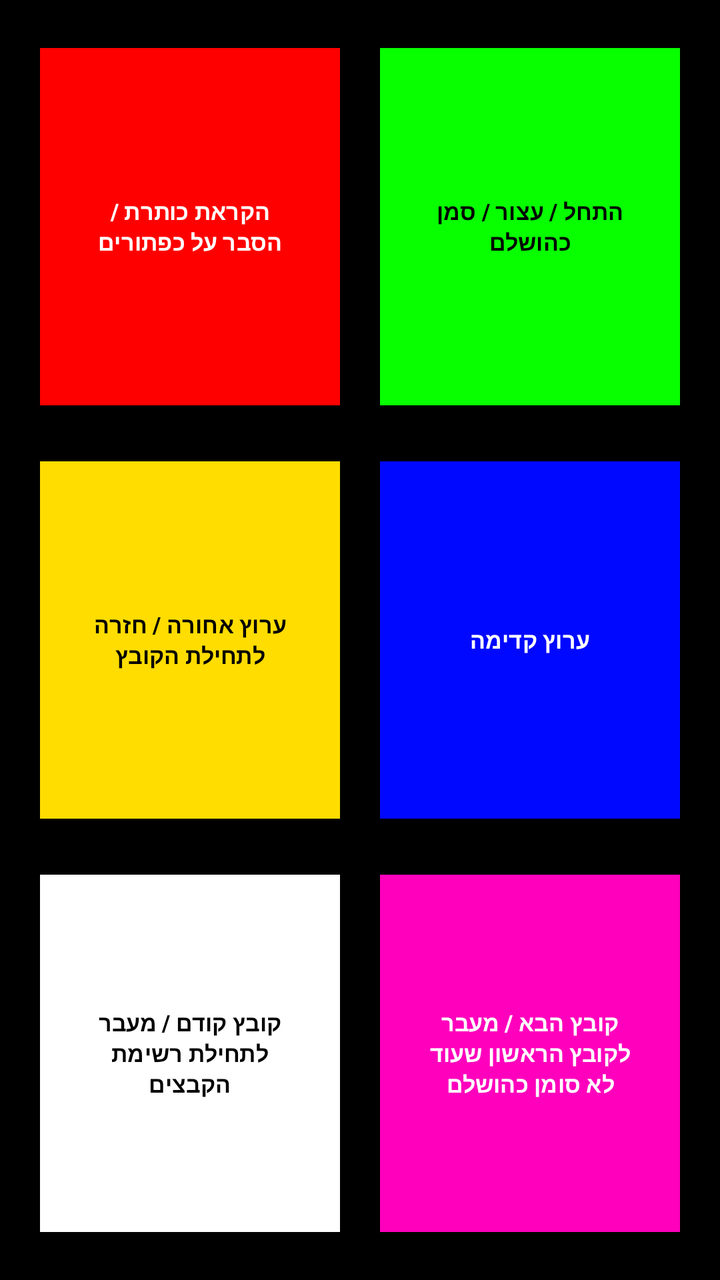
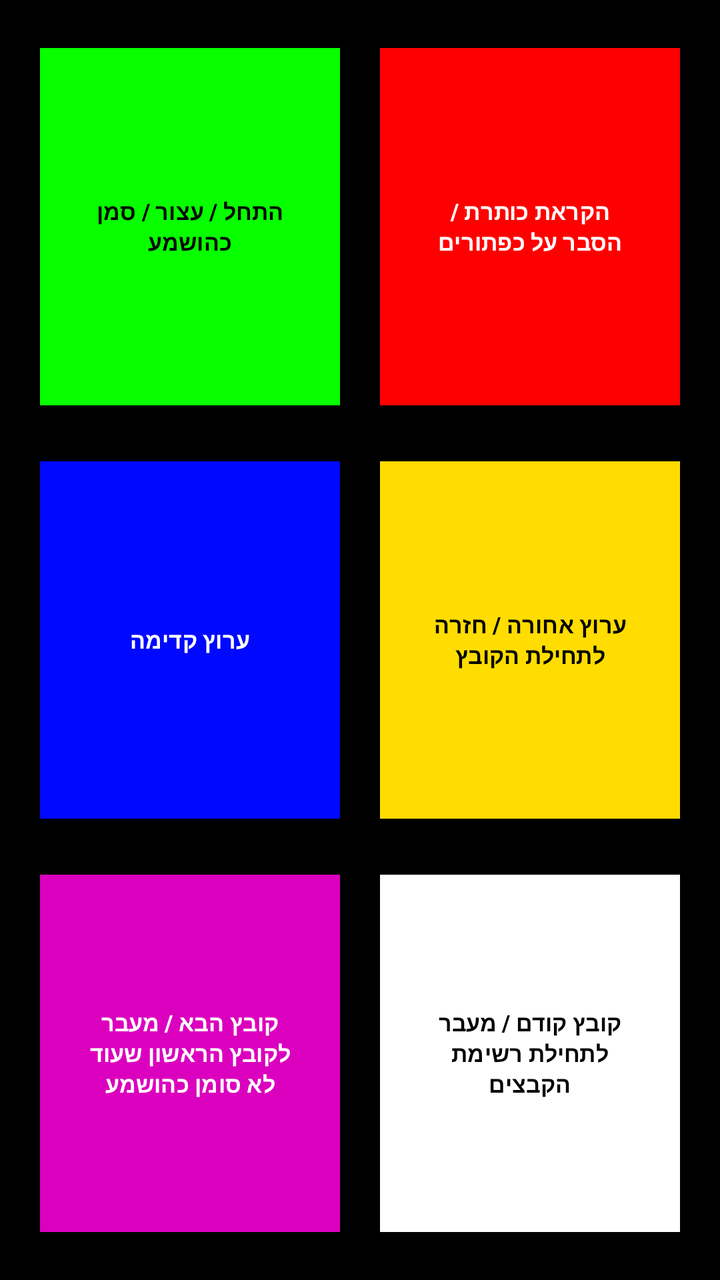

Two renders of the same Android screen: before a commit and after it. Below are the layout's source before the change and the commit's diff.
<!-- AndroidManifest.xml: application theme Theme.VIA -->
<!-- res/layout/activity_main.xml -->
<?xml version="1.0" encoding="utf-8"?>
<androidx.constraintlayout.widget.ConstraintLayout
    xmlns:android="http://schemas.android.com/apk/res/android"
    xmlns:app="http://schemas.android.com/apk/res-auto"
    xmlns:tools="http://schemas.android.com/tools"
    android:id="@+id/main"
    android:layout_width="match_parent"
    android:layout_height="match_parent"
    android:background="#000000"
    android:padding="10dp"
    tools:context=".MainActivity">

    <Button
        android:id="@+id/button"
        android:layout_width="0dp"
        android:layout_height="0dp"
        android:backgroundTint="#FF0000"
        android:text="@string/redBtn"
        android:textColor="#FFFFFF"
        android:textSize="11.2sp"
        android:textStyle="bold"
        android:layout_margin="10dp"
        app:cornerRadius="0dp"
        app:layout_constraintTop_toTopOf="parent"
        app:layout_constraintBottom_toTopOf="@+id/button2"
        app:layout_constraintStart_toStartOf="parent"
        app:layout_constraintEnd_toStartOf="@+id/button1" />

    <Button
        android:id="@+id/button1"
        android:layout_width="0dp"
        android:layout_height="0dp"
        android:layout_margin="10dp"
        android:backgroundTint="#07FF00"
        android:text="@string/greenBtn"
        android:textColor="#000000"
        android:textSize="11.2sp"
        android:textStyle="bold"
        app:cornerRadius="0dp"
        app:layout_constraintBottom_toTopOf="@+id/button3"
        app:layout_constraintEnd_toEndOf="parent"
        app:layout_constraintStart_toEndOf="@+id/button"
        app:layout_constraintTop_toTopOf="parent" />

    <Button
        android:id="@+id/button2"
        android:layout_width="0dp"
        android:layout_height="0dp"
        android:backgroundTint="#FFDD00"
        android:text="@string/yellowBtn"
        android:textColor="#000000"
        android:textSize="11.2sp"
        android:textStyle="bold"
        android:layout_margin="10dp"
        app:cornerRadius="0dp"
        app:layout_constraintTop_toBottomOf="@+id/button"
        app:layout_constraintBottom_toTopOf="@+id/button4"
        app:layout_constraintStart_toStartOf="parent"
        app:layout_constraintEnd_toStartOf="@+id/button3" />

    <Button
        android:id="@+id/button3"
        android:layout_width="0dp"
        android:layout_height="0dp"
        android:backgroundTint="#0008FF"
        android:text="@string/blueBtn"
        android:textColor="#FFFFFF"
        android:textSize="11.2sp"
        android:textStyle="bold"
        android:layout_margin="10dp"
        app:cornerRadius="0dp"
        app:layout_constraintTop_toBottomOf="@+id/button1"
        app:layout_constraintBottom_toTopOf="@+id/button5"
        app:layout_constraintStart_toEndOf="@+id/button2"
        app:layout_constraintEnd_toEndOf="parent" />

    <Button
        android:id="@+id/button4"
        android:layout_width="0dp"
        android:layout_height="0dp"
        android:backgroundTint="#FFFFFF"
        android:text="@string/whiteBtn"
        android:textColor="#000000"
        android:textSize="11.2sp"
        android:textStyle="bold"
        android:layout_margin="10dp"
        app:cornerRadius="0dp"
        app:layout_constraintTop_toBottomOf="@+id/button2"
        app:layout_constraintBottom_toBottomOf="parent"
        app:layout_constraintStart_toStartOf="parent"
        app:layout_constraintEnd_toStartOf="@+id/button5" />

    <Button
        android:id="@+id/button5"
        android:layout_width="0dp"
        android:layout_height="0dp"
        android:backgroundTint="#FF00BD"
        android:text="@string/pinkBtn"
        android:textColor="#FFFFFF"
        android:textSize="11.2sp"
        android:textStyle="bold"
        android:layout_margin="10dp"
        app:cornerRadius="0dp"
        app:layout_constraintTop_toBottomOf="@+id/button3"
        app:layout_constraintBottom_toBottomOf="parent"
        app:layout_constraintStart_toEndOf="@+id/button4"
        app:layout_constraintEnd_toEndOf="parent" />

</androidx.constraintlayout.widget.ConstraintLayout>
<!-- resources referenced by this layout -->
<resources>
  <string name="blueBtn">ערוץ קדימה</string>
  <string name="greenBtn">התחל / עצור / סמן כהושלם</string>
  <string name="pinkBtn">קובץ הבא / מעבר לקובץ הראשון שעוד לא סומן כהושלם</string>
  <string name="redBtn">הקראת כותרת / הסבר על כפתורים</string>
  <string name="whiteBtn">קובץ קודם / מעבר לתחילת רשימת הקבצים</string>
  <string name="yellowBtn">ערוץ אחורה / חזרה לתחילת הקובץ</string>
  <style name="Theme.VIA" parent="Base.Theme.VIA" />
  <style name="Base.Theme.VIA" parent="Theme.Material3.DayNight.NoActionBar">
          
          
      </style>
</resources>

<!-- the commit's change to res/layout/activity_main.xml (unified diff, before → after) -->
@@ -23,8 +23,8 @@
         app:cornerRadius="0dp"
         app:layout_constraintTop_toTopOf="parent"
         app:layout_constraintBottom_toTopOf="@+id/button2"
-        app:layout_constraintStart_toStartOf="parent"
-        app:layout_constraintEnd_toStartOf="@+id/button1" />
+        app:layout_constraintStart_toEndOf="@+id/button1"
+        app:layout_constraintEnd_toEndOf="parent" />
 
     <Button
         android:id="@+id/button1"
@@ -37,10 +37,10 @@
         android:textSize="11.2sp"
         android:textStyle="bold"
         app:cornerRadius="0dp"
+        app:layout_constraintTop_toTopOf="parent"
         app:layout_constraintBottom_toTopOf="@+id/button3"
-        app:layout_constraintEnd_toEndOf="parent"
-        app:layout_constraintStart_toEndOf="@+id/button"
-        app:layout_constraintTop_toTopOf="parent" />
+        app:layout_constraintStart_toStartOf="parent"
+        app:layout_constraintEnd_toStartOf="@+id/button" />
 
     <Button
         android:id="@+id/button2"
@@ -55,8 +55,8 @@
         app:cornerRadius="0dp"
         app:layout_constraintTop_toBottomOf="@+id/button"
         app:layout_constraintBottom_toTopOf="@+id/button4"
-        app:layout_constraintStart_toStartOf="parent"
-        app:layout_constraintEnd_toStartOf="@+id/button3" />
+        app:layout_constraintStart_toEndOf="@+id/button3"
+        app:layout_constraintEnd_toEndOf="parent" />
 
     <Button
         android:id="@+id/button3"
@@ -71,8 +71,8 @@
         app:cornerRadius="0dp"
         app:layout_constraintTop_toBottomOf="@+id/button1"
         app:layout_constraintBottom_toTopOf="@+id/button5"
-        app:layout_constraintStart_toEndOf="@+id/button2"
-        app:layout_constraintEnd_toEndOf="parent" />
+        app:layout_constraintStart_toStartOf="parent"
+        app:layout_constraintEnd_toStartOf="@+id/button2" />
 
     <Button
         android:id="@+id/button4"
@@ -87,14 +87,14 @@
         app:cornerRadius="0dp"
         app:layout_constraintTop_toBottomOf="@+id/button2"
         app:layout_constraintBottom_toBottomOf="parent"
-        app:layout_constraintStart_toStartOf="parent"
-        app:layout_constraintEnd_toStartOf="@+id/button5" />
+        app:layout_constraintStart_toEndOf="@+id/button5"
+        app:layout_constraintEnd_toEndOf="parent" />
 
     <Button
         android:id="@+id/button5"
         android:layout_width="0dp"
         android:layout_height="0dp"
-        android:backgroundTint="#FF00BD"
+        android:backgroundTint="#DB00BE"
         android:text="@string/pinkBtn"
         android:textColor="#FFFFFF"
         android:textSize="11.2sp"
@@ -103,7 +103,7 @@
         app:cornerRadius="0dp"
         app:layout_constraintTop_toBottomOf="@+id/button3"
         app:layout_constraintBottom_toBottomOf="parent"
-        app:layout_constraintStart_toEndOf="@+id/button4"
-        app:layout_constraintEnd_toEndOf="parent" />
+        app:layout_constraintStart_toStartOf="parent"
+        app:layout_constraintEnd_toStartOf="@+id/button4" />
 
 </androidx.constraintlayout.widget.ConstraintLayout>
<!-- resource entries referenced after the edit -->
@@ -1,8 +1,8 @@
 <!-- resources referenced by this layout -->
 <resources>
   <string name="blueBtn">ערוץ קדימה</string>
-  <string name="greenBtn">התחל / עצור / סמן כהושלם</string>
-  <string name="pinkBtn">קובץ הבא / מעבר לקובץ הראשון שעוד לא סומן כהושלם</string>
+  <string name="greenBtn">התחל / עצור / סמן כהושמע</string>
+  <string name="pinkBtn">קובץ הבא / מעבר לקובץ הראשון שעוד לא סומן כהושמע</string>
   <string name="redBtn">הקראת כותרת / הסבר על כפתורים</string>
   <string name="whiteBtn">קובץ קודם / מעבר לתחילת רשימת הקבצים</string>
   <string name="yellowBtn">ערוץ אחורה / חזרה לתחילת הקובץ</string>
